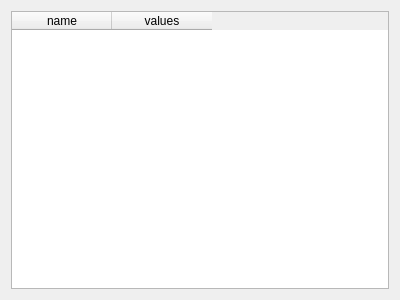
First picture: the form in deps/PluginsDir/PlotPluginsDir/pluginSimpleTable/simpletable.ui, repository Sanya-123/STplot, before the edit.
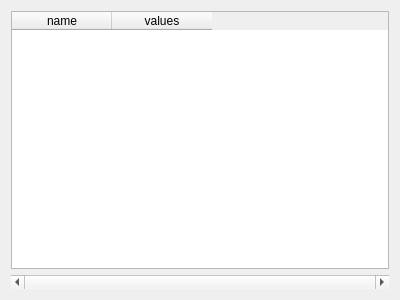
Second picture: the form after the edit. Custom widgets are drawn as their Qt base class.

Commit message: Add scrol for simple table

What changed in the file:
```diff
--- a/deps/PluginsDir/PlotPluginsDir/pluginSimpleTable/simpletable.ui
+++ b/deps/PluginsDir/PlotPluginsDir/pluginSimpleTable/simpletable.ui
@@ -28,6 +28,19 @@
      </column>
     </widget>
    </item>
+   <item row="1" column="0">
+    <widget class="QScrollBar" name="horizontalScrollBar_delay_offset">
+     <property name="minimum">
+      <number>0</number>
+     </property>
+     <property name="maximum">
+      <number>0</number>
+     </property>
+     <property name="orientation">
+      <enum>Qt::Horizontal</enum>
+     </property>
+    </widget>
+   </item>
   </layout>
  </widget>
  <customwidgets>
```
The commit also changes 2 other files.
